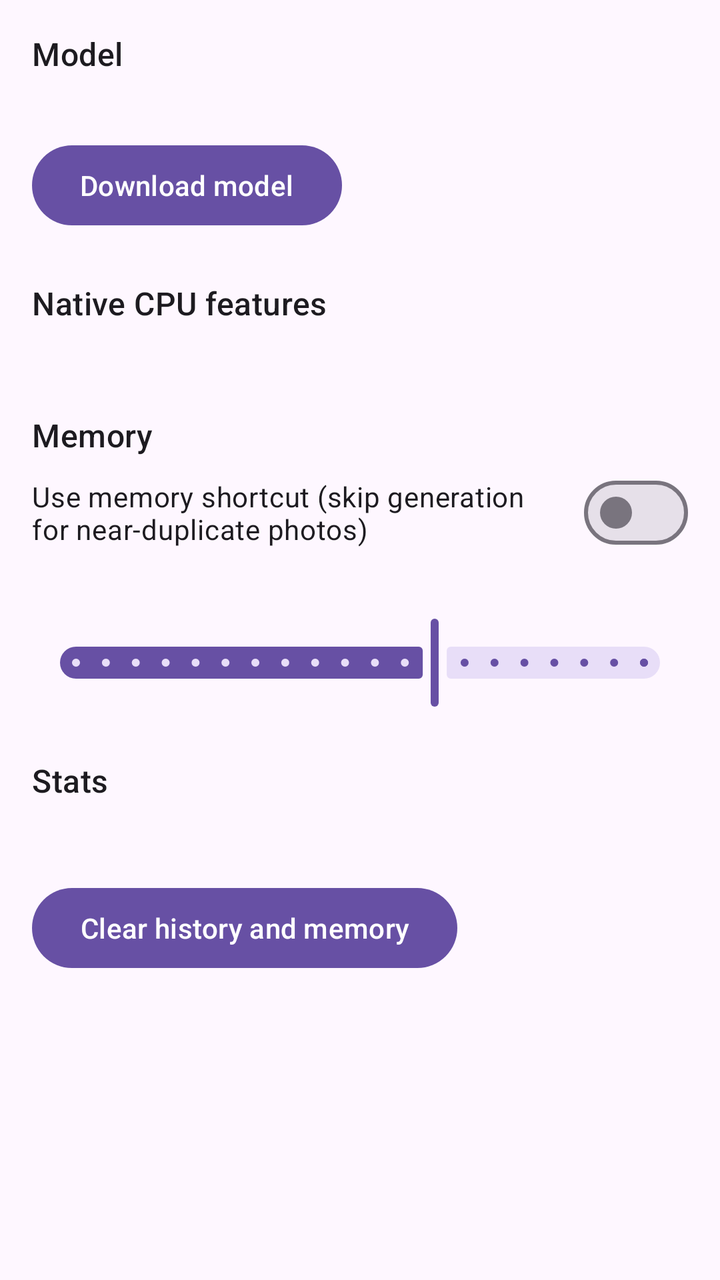
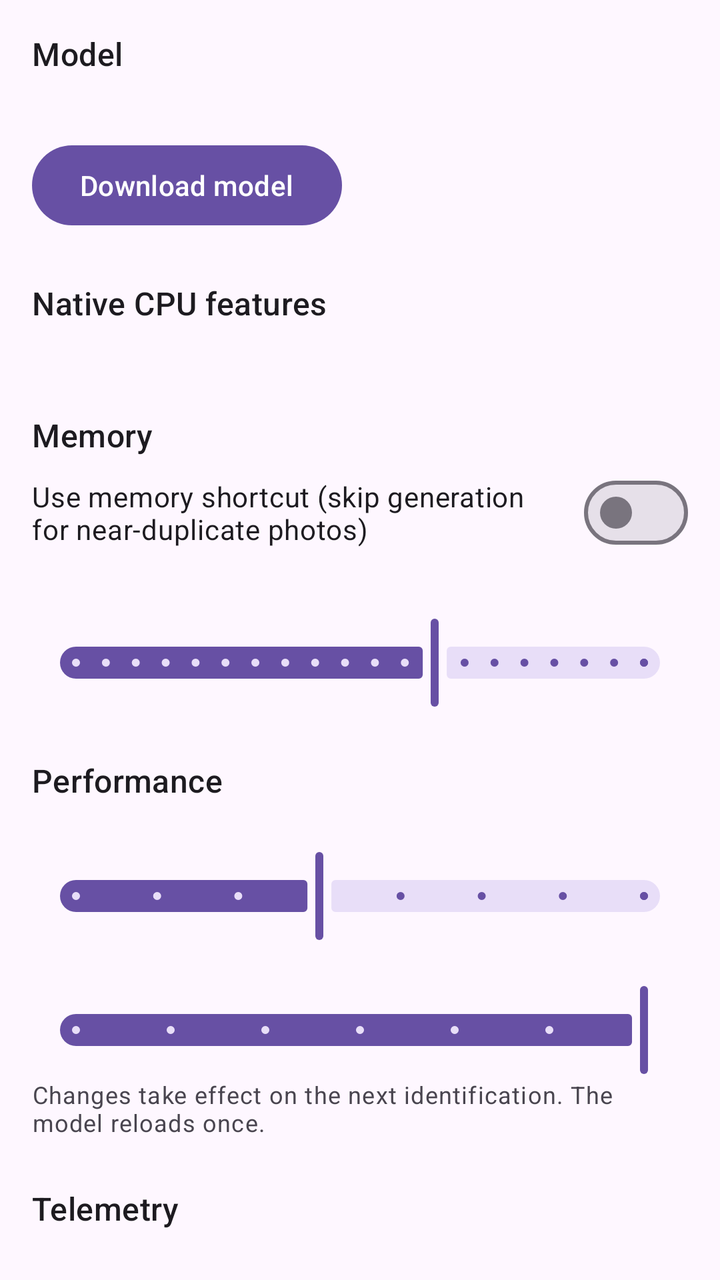

An Android layout rendered at two revisions. The XML below is the earlier revision; the diff shows what the commit changed to produce the second picture.
<!-- AndroidManifest.xml: application theme Theme.Identify -->
<!-- res/layout/fragment_settings.xml -->
<?xml version="1.0" encoding="utf-8"?>
<androidx.core.widget.NestedScrollView xmlns:android="http://schemas.android.com/apk/res/android"
    android:layout_width="match_parent"
    android:layout_height="match_parent">

    <LinearLayout
        android:layout_width="match_parent"
        android:layout_height="wrap_content"
        android:orientation="vertical"
        android:padding="16dp">

        <TextView
            android:layout_width="match_parent"
            android:layout_height="wrap_content"
            android:text="@string/settings_model_title"
            android:textAppearance="?attr/textAppearanceTitleMedium" />

        <TextView
            android:id="@+id/model_status_text"
            android:layout_width="match_parent"
            android:layout_height="wrap_content"
            android:layout_marginTop="4dp"
            android:textAppearance="?attr/textAppearanceBodyMedium" />

        <com.google.android.material.progressindicator.LinearProgressIndicator
            android:id="@+id/download_progress"
            android:layout_width="match_parent"
            android:layout_height="wrap_content"
            android:layout_marginTop="8dp"
            android:indeterminate="false"
            android:max="1000"
            android:visibility="gone" />

        <TextView
            android:id="@+id/download_progress_text"
            android:layout_width="match_parent"
            android:layout_height="wrap_content"
            android:layout_marginTop="4dp"
            android:textAppearance="?attr/textAppearanceBodySmall"
            android:visibility="gone" />

        <com.google.android.material.button.MaterialButton
            android:id="@+id/download_button"
            android:layout_width="wrap_content"
            android:layout_height="wrap_content"
            android:layout_marginTop="8dp"
            android:text="@string/download_model" />

        <com.google.android.material.button.MaterialButton
            android:id="@+id/unload_model_button"
            style="@style/Widget.Material3.Button.OutlinedButton"
            android:layout_width="wrap_content"
            android:layout_height="wrap_content"
            android:layout_marginTop="8dp"
            android:text="@string/unload_model"
            android:visibility="gone" />

        <com.google.android.material.button.MaterialButton
            android:id="@+id/delete_model_button"
            style="@style/Widget.Material3.Button.OutlinedButton"
            android:layout_width="wrap_content"
            android:layout_height="wrap_content"
            android:layout_marginTop="8dp"
            android:text="@string/delete_model"
            android:visibility="gone" />

        <TextView
            android:layout_width="match_parent"
            android:layout_height="wrap_content"
            android:layout_marginTop="24dp"
            android:text="@string/system_info_title"
            android:textAppearance="?attr/textAppearanceTitleMedium" />

        <TextView
            android:id="@+id/system_info_text"
            android:layout_width="match_parent"
            android:layout_height="wrap_content"
            android:layout_marginTop="4dp"
            android:textAppearance="?attr/textAppearanceBodySmall"
            android:textIsSelectable="true" />

        <TextView
            android:layout_width="match_parent"
            android:layout_height="wrap_content"
            android:layout_marginTop="24dp"
            android:text="@string/memory_title"
            android:textAppearance="?attr/textAppearanceTitleMedium" />

        <com.google.android.material.materialswitch.MaterialSwitch
            android:id="@+id/memory_switch"
            android:layout_width="match_parent"
            android:layout_height="wrap_content"
            android:layout_marginTop="4dp"
            android:text="@string/memory_switch" />

        <TextView
            android:id="@+id/threshold_label"
            android:layout_width="match_parent"
            android:layout_height="wrap_content"
            android:layout_marginTop="8dp"
            android:textAppearance="?attr/textAppearanceBodyMedium" />

        <com.google.android.material.slider.Slider
            android:id="@+id/threshold_slider"
            android:layout_width="match_parent"
            android:layout_height="wrap_content"
            android:stepSize="1"
            android:value="92"
            android:valueFrom="80"
            android:valueTo="99" />

        <TextView
            android:layout_width="match_parent"
            android:layout_height="wrap_content"
            android:layout_marginTop="24dp"
            android:text="@string/stats_title"
            android:textAppearance="?attr/textAppearanceTitleMedium" />

        <TextView
            android:id="@+id/stats_text"
            android:layout_width="match_parent"
            android:layout_height="wrap_content"
            android:layout_marginTop="4dp"
            android:textAppearance="?attr/textAppearanceBodyMedium" />

        <com.google.android.material.button.MaterialButton
            android:id="@+id/clear_history_button"
            android:layout_width="wrap_content"
            android:layout_height="wrap_content"
            android:layout_marginTop="16dp"
            android:text="@string/clear_history" />
    </LinearLayout>
</androidx.core.widget.NestedScrollView>
<!-- resources referenced by this layout -->
<resources>
  <string name="clear_history">Clear history and memory</string>
  <string name="delete_model">Delete model files</string>
  <string name="download_model">Download model</string>
  <string name="memory_switch">Use memory shortcut (skip generation for near-duplicate photos)</string>
  <string name="memory_title">Memory</string>
  <string name="settings_model_title">Model</string>
  <string name="stats_title">Stats</string>
  <string name="system_info_title">Native CPU features</string>
  <string name="unload_model">Unload model from memory</string>
  <style name="Theme.Identify" parent="Theme.Material3.DayNight.NoActionBar" />
</resources>

<!-- the commit's change to res/layout/fragment_settings.xml (unified diff, before → after) -->
@@ -113,6 +113,73 @@
             android:layout_width="match_parent"
             android:layout_height="wrap_content"
             android:layout_marginTop="24dp"
+            android:text="@string/performance_title"
+            android:textAppearance="?attr/textAppearanceTitleMedium" />
+
+        <TextView
+            android:id="@+id/threads_label"
+            android:layout_width="match_parent"
+            android:layout_height="wrap_content"
+            android:layout_marginTop="4dp"
+            android:textAppearance="?attr/textAppearanceBodyMedium" />
+
+        <com.google.android.material.slider.Slider
+            android:id="@+id/threads_slider"
+            android:layout_width="match_parent"
+            android:layout_height="wrap_content"
+            android:stepSize="1"
+            android:value="4"
+            android:valueFrom="1"
+            android:valueTo="8" />
+
+        <TextView
+            android:id="@+id/image_tokens_label"
+            android:layout_width="match_parent"
+            android:layout_height="wrap_content"
+            android:textAppearance="?attr/textAppearanceBodyMedium" />
+
+        <com.google.android.material.slider.Slider
+            android:id="@+id/image_tokens_slider"
+            android:layout_width="match_parent"
+            android:layout_height="wrap_content"
+            android:stepSize="32"
+            android:value="256"
+            android:valueFrom="64"
+            android:valueTo="256" />
+
+        <TextView
+            android:layout_width="match_parent"
+            android:layout_height="wrap_content"
+            android:text="@string/performance_note"
+            android:textAppearance="?attr/textAppearanceBodySmall" />
+
+        <TextView
+            android:layout_width="match_parent"
+            android:layout_height="wrap_content"
+            android:layout_marginTop="24dp"
+            android:text="@string/telemetry_title"
+            android:textAppearance="?attr/textAppearanceTitleMedium" />
+
+        <TextView
+            android:id="@+id/live_telemetry_text"
+            android:layout_width="match_parent"
+            android:layout_height="wrap_content"
+            android:layout_marginTop="4dp"
+            android:textAppearance="?attr/textAppearanceBodySmall"
+            android:textIsSelectable="true" />
+
+        <TextView
+            android:id="@+id/experiment_log_text"
+            android:layout_width="match_parent"
+            android:layout_height="wrap_content"
+            android:layout_marginTop="8dp"
+            android:textAppearance="?attr/textAppearanceBodySmall"
+            android:textIsSelectable="true" />
+
+        <TextView
+            android:layout_width="match_parent"
+            android:layout_height="wrap_content"
+            android:layout_marginTop="24dp"
             android:text="@string/stats_title"
             android:textAppearance="?attr/textAppearanceTitleMedium" />
 
<!-- resource entries referenced after the edit -->
@@ -5,9 +5,12 @@
   <string name="download_model">Download model</string>
   <string name="memory_switch">Use memory shortcut (skip generation for near-duplicate photos)</string>
   <string name="memory_title">Memory</string>
+  <string name="performance_note">Changes take effect on the next identification. The model reloads once.</string>
+  <string name="performance_title">Performance</string>
   <string name="settings_model_title">Model</string>
   <string name="stats_title">Stats</string>
   <string name="system_info_title">Native CPU features</string>
+  <string name="telemetry_title">Telemetry</string>
   <string name="unload_model">Unload model from memory</string>
   <style name="Theme.Identify" parent="Theme.Material3.DayNight.NoActionBar" />
 </resources>
